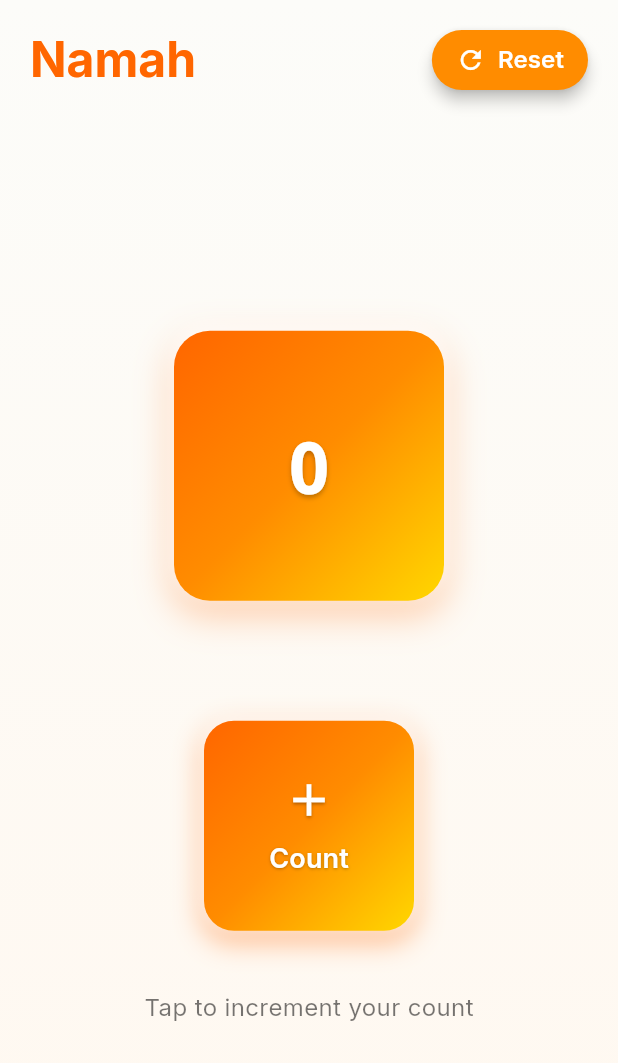
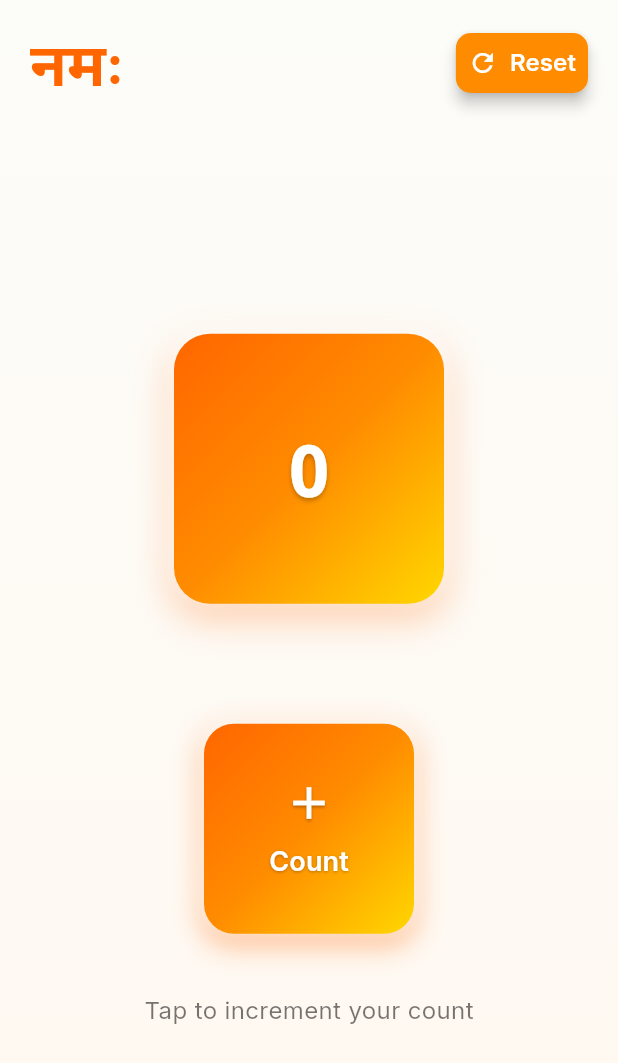
Before and after one commit to UtkarshMishra-git/namah-counter-app, a Flutter app: the screen it shows after launch, on a phone screen of 412 x 824 dp. Shown: the top 1063 px of the screen. Run offline on Flutter 3.47's test engine with Material 3 defaults, Android fonts, the phone set to English and light mode, and no system bars; our stand-ins replace flutter_riverpod, google_fonts, shared_preferences.

Commit message:
version 1.0.0

```diff
--- a/lib/presentation/pages/presentation-pages-counter_page.dart
+++ b/lib/presentation/pages/presentation-pages-counter_page.dart
@@ -64,11 +64,11 @@ class CounterPage extends ConsumerWidget {
         children: [
           // App Title
           Text(
-            'Namah',
+            'नमः',
             style: Theme.of(context).textTheme.headlineMedium?.copyWith(
-                  color: AppTheme.primaryOrange,
-                  fontWeight: FontWeight.w700,
-                ),
+                color: AppTheme.primaryOrange,
+                fontWeight: FontWeight.w800,
+                fontSize: 40),
           ),
 
           // Reset Button
@@ -79,9 +79,9 @@ class CounterPage extends ConsumerWidget {
             style: ElevatedButton.styleFrom(
               backgroundColor: AppTheme.secondaryOrange,
               foregroundColor: Colors.white,
-              padding: const EdgeInsets.symmetric(horizontal: 16, vertical: 8),
+              padding: const EdgeInsets.symmetric(horizontal: 8, vertical: 8),
               shape: RoundedRectangleBorder(
-                borderRadius: BorderRadius.circular(20),
+                borderRadius: BorderRadius.circular(10),
               ),
             ),
           ),
```
Also changed, not shown: 2 other files.
